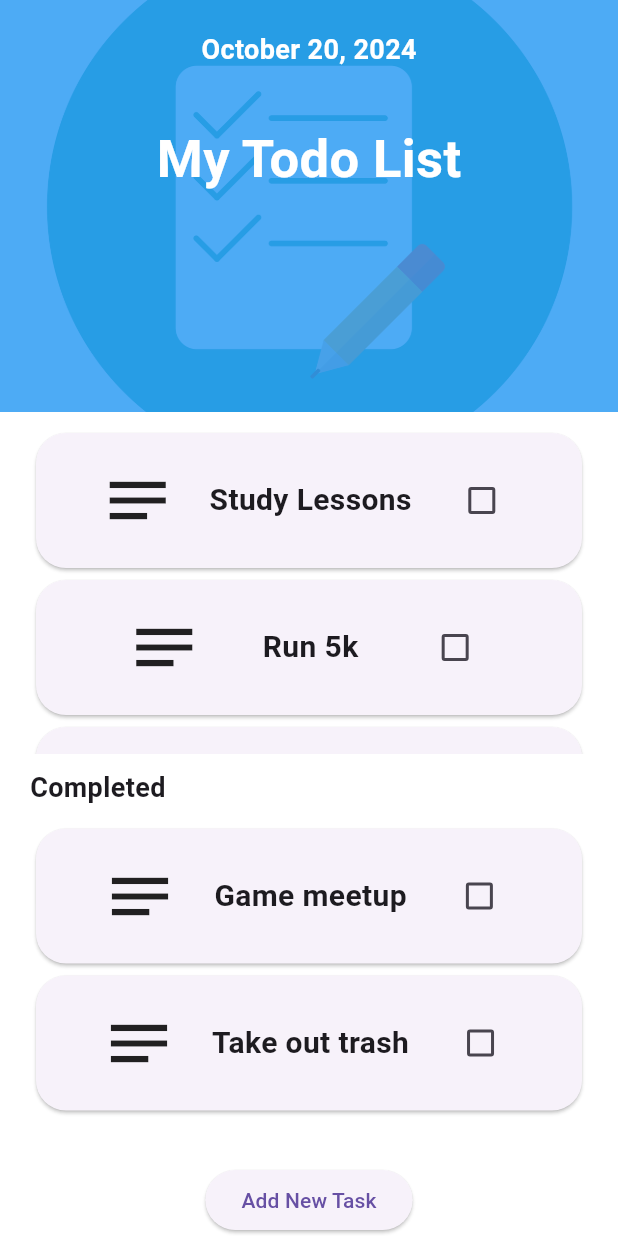
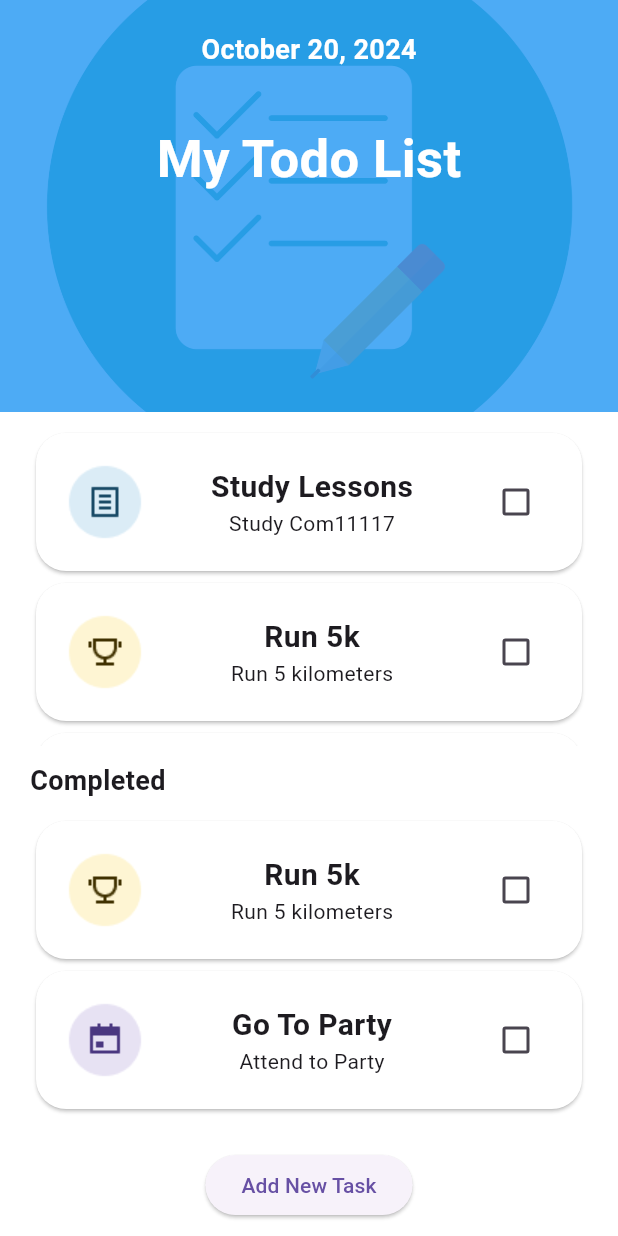
Before and after one commit to AbdurrahmanToprak/todo_app, a Flutter app: the screen it shows after launch, on a phone screen of 412 x 824 dp. Run offline on Flutter 3.47's test engine with Material 3 defaults, Android fonts, the phone set to English and light mode, and no system bars.

Commit message:
home sayfasında taskların görüntülenmesi dinamikleştirildi.

```diff
--- /dev/null
+++ b/lib/constants/tasktype.dart
@@ -0,0 +1 @@
+enum TaskType { note, calender, contest }
--- /dev/null
+++ b/lib/model/task.dart
@@ -0,0 +1,13 @@
+import 'package:todo_app/constants/tasktype.dart';
+
+class Task {
+  Task(
+      {required this.type,
+      required this.title,
+      required this.description,
+      required this.isCompleted});
+  final TaskType type;
+  final String title;
+  final String description;
+  bool isCompleted;
+}
--- a/lib/screens/home.dart
+++ b/lib/screens/home.dart
@@ -1,4 +1,6 @@
 import 'package:flutter/material.dart';
+import 'package:todo_app/constants/tasktype.dart';
+import 'package:todo_app/model/task.dart';
 import 'package:todo_app/screens/add_new_task.dart';
 import 'package:todo_app/todoitem.dart';
 
@@ -10,8 +12,38 @@ class HomeScreen extends StatefulWidget {
 }
 
 class _HomeScreenState extends State<HomeScreen> {
-  List<String> todo = ["Study Lessons", "Run 5k", "Go To Party"];
-  List<String> completed = ["Game meetup", "Take out trash"];
+  //List<String> todo = ["Study Lessons", "Run 5k", "Go To Party"];
+  //List<String> completed = ["Game meetup", "Take out trash"];
+
+  List<Task> todo = [
+    Task(
+        type: TaskType.note,
+        title: "Study Lessons",
+        description: "Study Com11117",
+        isCompleted: false),
+    Task(
+        type: TaskType.contest,
+        title: "Run 5k",
+        description: "Run 5 kilometers",
+        isCompleted: false),
+    Task(
+        type: TaskType.calender,
+        title: "Go To Party",
+        description: "Attend to Party",
+        isCompleted: false)
+  ];
+  List<Task> completed = [
+    Task(
+        type: TaskType.contest,
+        title: "Run 5k",
+        description: "Run 5 kilometers",
+        isCompleted: false),
+    Task(
+        type: TaskType.calender,
+        title: "Go To Party",
+        description: "Attend to Party",
+        isCompleted: false)
+  ];
 
   @override
   Widget build(BuildContext context) {
@@ -69,7 +101,7 @@ class _HomeScreenState extends State<HomeScreen> {
                     itemCount: todo.length,
                     itemBuilder: (context, index) {
                       return TodoItem(
-                        title: todo[index],
+                        task: todo[index],
                       );
                     },
                   )),
@@ -96,17 +128,20 @@ class _HomeScreenState extends State<HomeScreen> {
                           shrinkWrap: true,
                           itemCount: completed.length,
                           itemBuilder: (context, index) {
-                            return TodoItem(title: completed[index]);
+                            return TodoItem(task: completed[index]);
                           })),
                 ),
               ),
-              ElevatedButton(
-                  onPressed: () {
-                    Navigator.of(context).push(MaterialPageRoute(
-                      builder: (context) => const AddNewTaskScreen(),
-                    ));
-                  },
-                  child: const Text("Add New Task"))
+              Padding(
+                padding: const EdgeInsets.only(bottom: 10),
+                child: ElevatedButton(
+                    onPressed: () {
+                      Navigator.of(context).push(MaterialPageRoute(
+                        builder: (context) => const AddNewTaskScreen(),
+                      ));
+                    },
+                    child: const Text("Add New Task")),
+              )
             ],
           ),
         ),
--- a/lib/todoitem.dart
+++ b/lib/todoitem.dart
@@ -1,8 +1,10 @@
 import 'package:flutter/material.dart';
+import 'package:todo_app/constants/tasktype.dart';
+import 'package:todo_app/model/task.dart';
 
 class TodoItem extends StatefulWidget {
-  const TodoItem({super.key, required this.title});
-  final String title;
+  const TodoItem({super.key, required this.task});
+  final Task task;
 
   @override
   State<TodoItem> createState() => _TodoItemState();
@@ -13,27 +15,45 @@ class _TodoItemState extends State<TodoItem> {
   @override
   Widget build(BuildContext context) {
     return Card(
+      color: widget.task.isCompleted ? Colors.grey : Colors.white,
       shape: RoundedRectangleBorder(borderRadius: BorderRadius.circular(20)),
       child: Padding(
         padding: const EdgeInsets.all(20),
         child: Row(
           mainAxisAlignment: MainAxisAlignment.spaceEvenly,
           children: [
-            const Icon(
-              Icons.notes_outlined,
-              size: 50,
-            ),
-            Text(
-              widget.title,
-              style: const TextStyle(
-                fontWeight: FontWeight.bold,
-                fontSize: 20,
+            widget.task.type == TaskType.note
+                ? Image.asset("lib/assets/images/category_1.png")
+                : widget.task.type == TaskType.contest
+                    ? Image.asset("lib/assets/images/category_3.png")
+                    : Image.asset("lib/assets/images/category_2.png"),
+            Expanded(
+              child: Column(
+                children: [
+                  Text(
+                    widget.task.title,
+                    style: TextStyle(
+                      decoration: widget.task.isCompleted
+                          ? TextDecoration.lineThrough
+                          : TextDecoration.none,
+                      fontWeight: FontWeight.bold,
+                      fontSize: 20,
+                    ),
+                  ),
+                  Text(widget.task.description,
+                      style: TextStyle(
+                        decoration: widget.task.isCompleted
+                            ? TextDecoration.lineThrough
+                            : TextDecoration.none,
+                      ))
+                ],
               ),
             ),
             Checkbox(
                 value: isChecked,
                 onChanged: (val) => {
                       setState(() {
+                        widget.task.isCompleted = !widget.task.isCompleted;
                         isChecked = val!;
                       })
                     })
```
